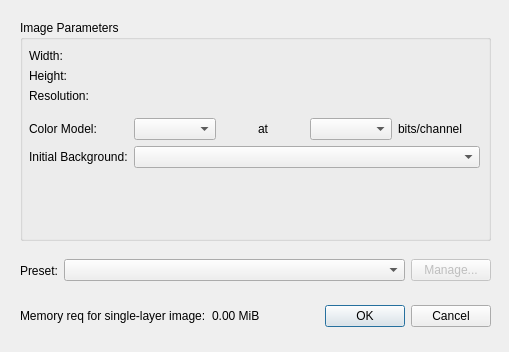
First picture: the form in NeoIMP/SDF/Editor/UILayer/Gui/View/Qt/Resources/NewDocumentDialog.ui, repository shimmyshai00/NeoIMP-1.0.0, before the edit.
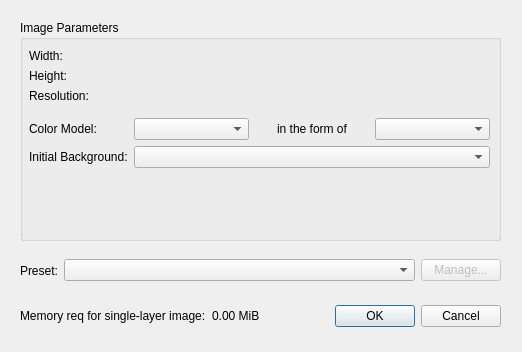
Second picture: the form after the edit. Custom widgets are drawn as their Qt base class.

Diff of the .ui file:
```diff
--- a/NeoIMP/SDF/Editor/UILayer/Gui/View/Qt/Resources/NewDocumentDialog.ui
+++ b/NeoIMP/SDF/Editor/UILayer/Gui/View/Qt/Resources/NewDocumentDialog.ui
@@ -6,7 +6,7 @@
    <rect>
     <x>0</x>
     <y>0</y>
-    <width>509</width>
+    <width>522</width>
     <height>352</height>
    </rect>
   </property>
@@ -18,7 +18,7 @@
     <rect>
      <x>310</x>
      <y>301</y>
-     <width>181</width>
+     <width>191</width>
      <height>31</height>
     </rect>
    </property>
@@ -34,7 +34,7 @@
     <rect>
      <x>20</x>
      <y>20</y>
-     <width>471</width>
+     <width>481</width>
      <height>221</height>
     </rect>
    </property>
@@ -46,7 +46,7 @@
      <rect>
       <x>9</x>
       <y>29</y>
-      <width>451</width>
+      <width>461</width>
       <height>181</height>
      </rect>
     </property>
@@ -119,7 +119,7 @@
        <item>
         <widget class="QLabel" name="label_6">
          <property name="text">
-          <string>at</string>
+          <string>in the form of</string>
          </property>
          <property name="alignment">
           <set>Qt::AlignCenter</set>
@@ -129,13 +129,6 @@
        <item>
         <widget class="QComboBox" name="bitDepthSelector"/>
        </item>
-       <item>
-        <widget class="QLabel" name="label_7">
-         <property name="text">
-          <string>bits/channel</string>
-         </property>
-        </widget>
-       </item>
       </layout>
      </item>
      <item row="5" column="0">
@@ -156,7 +149,7 @@
     <rect>
      <x>20</x>
      <y>250</y>
-     <width>471</width>
+     <width>481</width>
      <height>41</height>
     </rect>
    </property>
```
Left out of the diff: 6 changed lines with no effect on the pictures.
